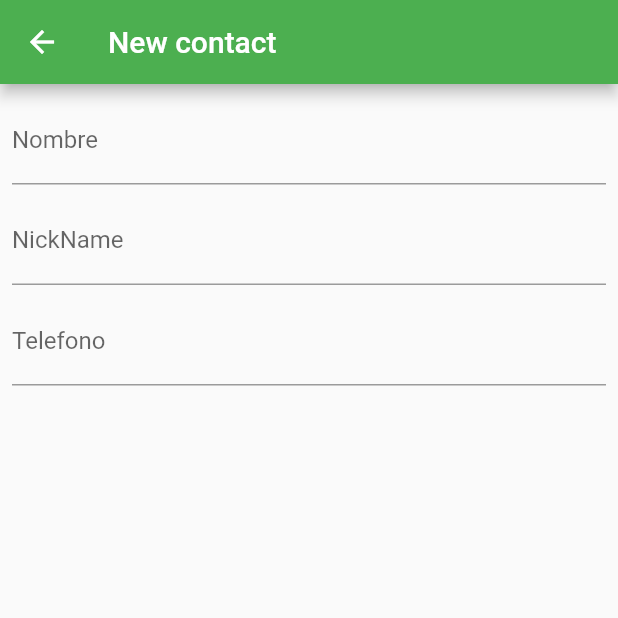
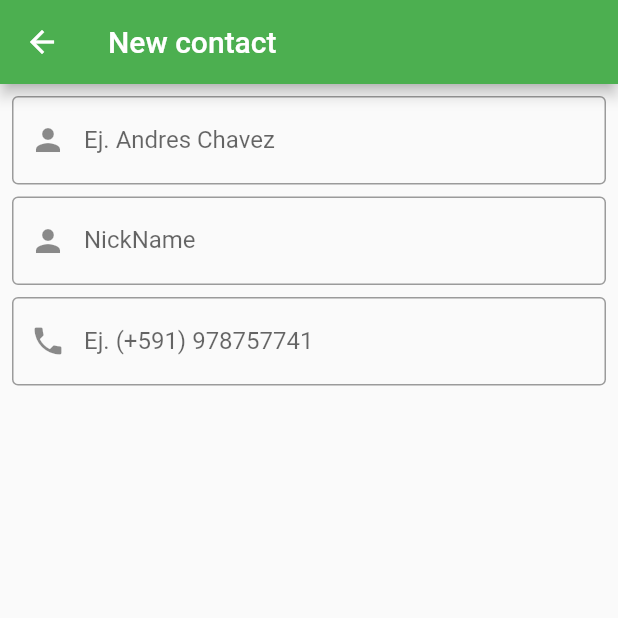
Before and after one commit to goandreus/todo_expo, a Flutter app: the FormContactPage screen opened by its route, on a phone screen of 412 x 824 dp, the top half of it. Run offline on Flutter 3.47's test engine with Material 2 defaults, Android fonts, the phone set to English and light mode, and no system bars; statements that could not run were skipped.

Commit message:
decoration text form

```diff
--- a/lib/ui/pages/form_contact_page.dart
+++ b/lib/ui/pages/form_contact_page.dart
@@ -44,7 +44,12 @@ class _FormContactPageState extends State<FormContactPage> {
                 children: <Widget>[
                   TextFormField(
                     decoration: InputDecoration(
-                      labelText: 'Nombre'
+                      hintText: 'Nombre',
+                      prefixIcon: Icon(Icons.person),
+                      border: OutlineInputBorder(
+                        borderSide: BorderSide(color: Theme.of(context).primaryColor)
+                      ),
+                      labelText: 'Ej. Andres Chavez'
                     ),
                     controller: _nameController,
                     onChanged: (value) => print(_nameController.text),
@@ -54,6 +59,11 @@ class _FormContactPageState extends State<FormContactPage> {
                   ),
                   TextFormField(
                     decoration: InputDecoration(
+                      hintText: 'NickName',
+                      prefixIcon: Icon(Icons.person),
+                      border: OutlineInputBorder(
+                        borderSide: BorderSide(color: Theme.of(context).primaryColor)
+                      ),
                       labelText: 'NickName'
                     ),
                     controller: _nicknameController,
@@ -64,7 +74,12 @@ class _FormContactPageState extends State<FormContactPage> {
                   ),
                   TextFormField(
                     decoration: InputDecoration(
-                      labelText: 'Telefono'
+                      hintText: 'Telefono',
+                      prefixIcon: Icon(Icons.phone),
+                      border: OutlineInputBorder(
+                        borderSide: BorderSide(color: Theme.of(context).primaryColor)
+                      ),
+                      labelText: 'Ej. (+591) 978757741'
                     ),
                     controller: _telefonoController,
                     onChanged: (value) => print(_telefonoController.text),
```
